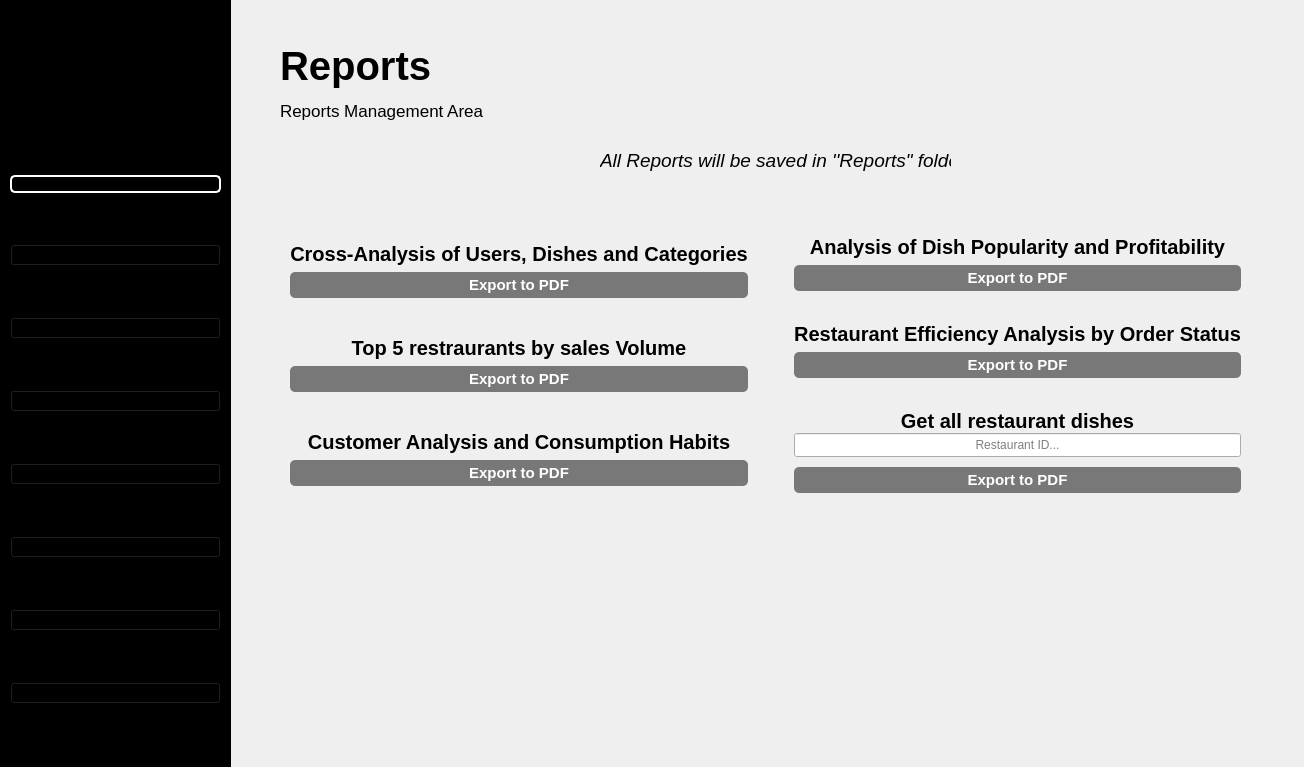
Qt form ui/pages/Home.ui (agadrian/Persistencia-Datos-PyQT6) before a commit.
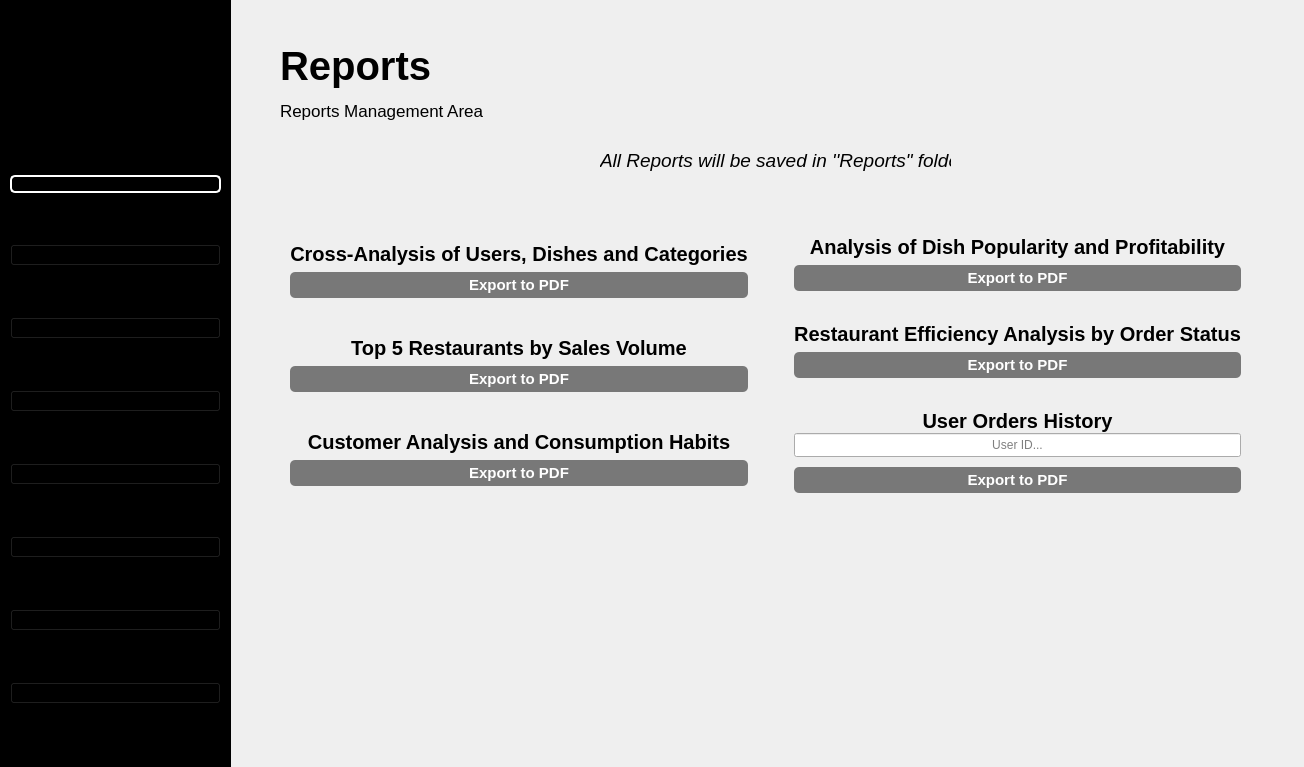
The same form after that commit. Icons and pictures are not drawn.

```diff
--- a/ui/pages/Home.ui
+++ b/ui/pages/Home.ui
@@ -910,7 +910,7 @@
               </font>
              </property>
              <property name="text">
-              <string>Top 5 restraurants by sales Volume</string>
+              <string>Top 5 Restaurants by Sales Volume</string>
              </property>
              <property name="alignment">
               <set>Qt::AlignmentFlag::AlignCenter</set>
@@ -1129,7 +1129,7 @@
               </font>
              </property>
              <property name="text">
-              <string>Get all restaurant dishes</string>
+              <string>User Orders History</string>
              </property>
              <property name="alignment">
               <set>Qt::AlignmentFlag::AlignCenter</set>
@@ -1177,7 +1177,7 @@
               <set>Qt::AlignmentFlag::AlignCenter</set>
              </property>
              <property name="placeholderText">
-              <string>Restaurant ID...</string>
+              <string>User ID...</string>
              </property>
             </widget>
            </item>
```
